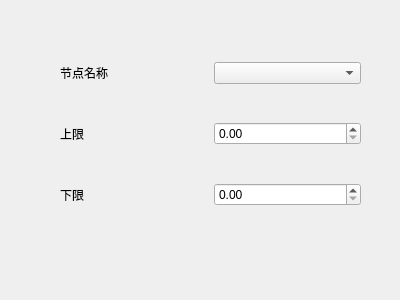
Old version of the form hs_node_setting.ui in the repository Ying3141/yizumi-monitor.
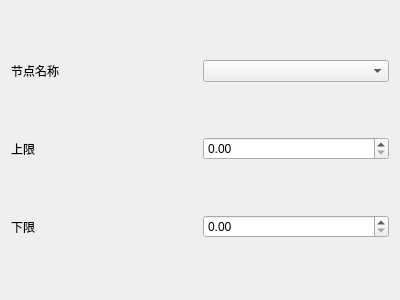
New version of the form.

What changed in the file:
```diff
--- a/hs_node_setting.ui
+++ b/hs_node_setting.ui
@@ -13,15 +13,6 @@
   <property name="windowTitle">
    <string>Form</string>
   </property>
-  <widget class="QWidget" name="">
-   <property name="geometry">
-    <rect>
-     <x>60</x>
-     <y>30</y>
-     <width>301</width>
-     <height>211</height>
-    </rect>
-   </property>
    <layout class="QVBoxLayout" name="verticalLayout">
     <item>
      <layout class="QHBoxLayout" name="horizontalLayout">
@@ -38,7 +29,7 @@
      </layout>
     </item>
     <item>
-     <layout class="QHBoxLayout" name="horizontalLayout_2">
+    <layout class="QHBoxLayout" name="horizontalLayout_3">
       <item>
        <widget class="QLabel" name="UpLimit">
         <property name="text">
@@ -52,7 +43,7 @@
      </layout>
     </item>
     <item>
-     <layout class="QHBoxLayout" name="horizontalLayout_3">
+    <layout class="QHBoxLayout" name="horizontalLayout_2">
       <item>
        <widget class="QLabel" name="DownLimit">
         <property name="text">
@@ -66,7 +57,6 @@
      </layout>
     </item>
    </layout>
-  </widget>
  </widget>
  <resources/>
  <connections/>
```
Lines whose indentation alone changed are shown as unchanged.
